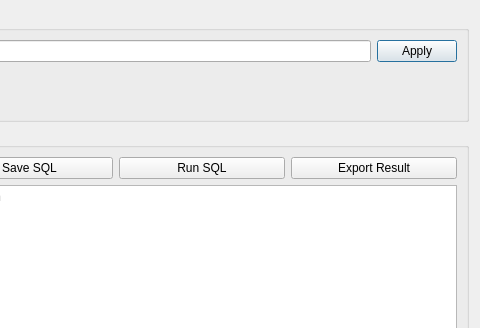
The window that ui/DevToolsDialog.ui (aa5sh/QLog) describes before a commit, drawn with Qt 5; both pictures show x 249 to 729 and y 0 to 328 of the 729 by 620 pixel window.
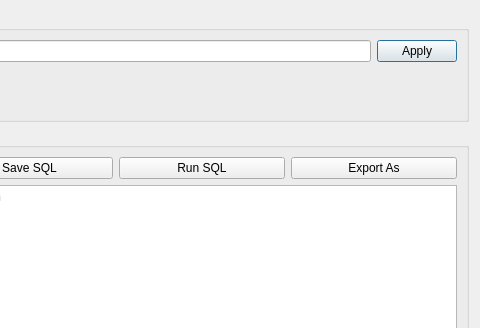
The same window after the commit. Icons and pictures are not drawn.

Patch:
```diff
--- a/ui/DevToolsDialog.ui
+++ b/ui/DevToolsDialog.ui
@@ -130,7 +130,7 @@
         <item>
          <widget class="QPushButton" name="exportButton">
           <property name="text">
-           <string>Export Result</string>
+           <string>Export As</string>
           </property>
          </widget>
         </item>
```
Left out of the diff: 3 changed lines with no effect on the pictures.
